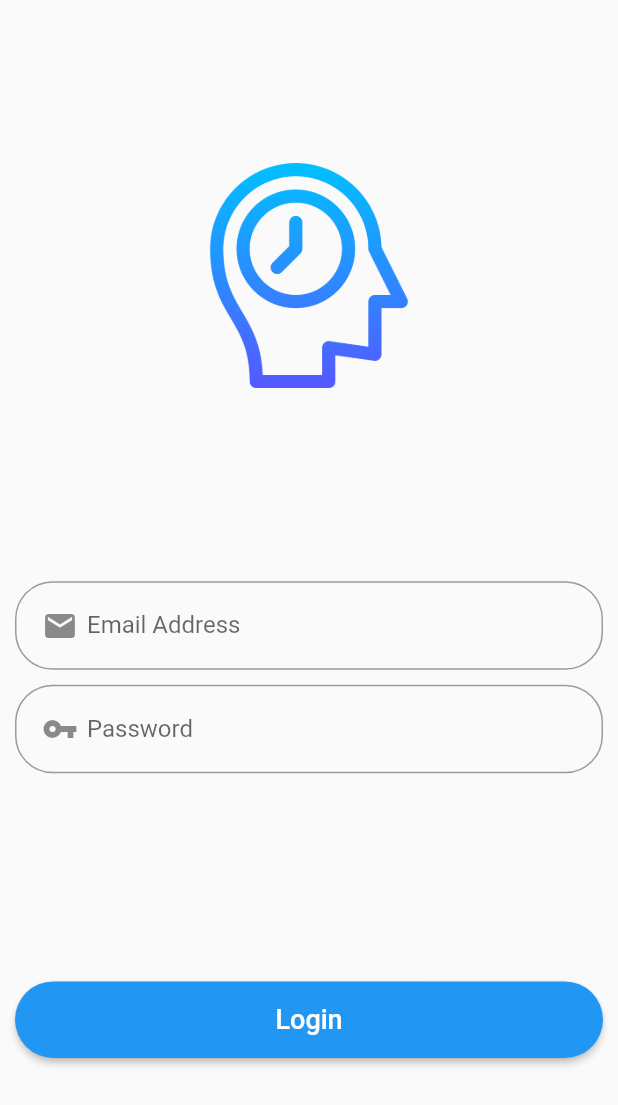
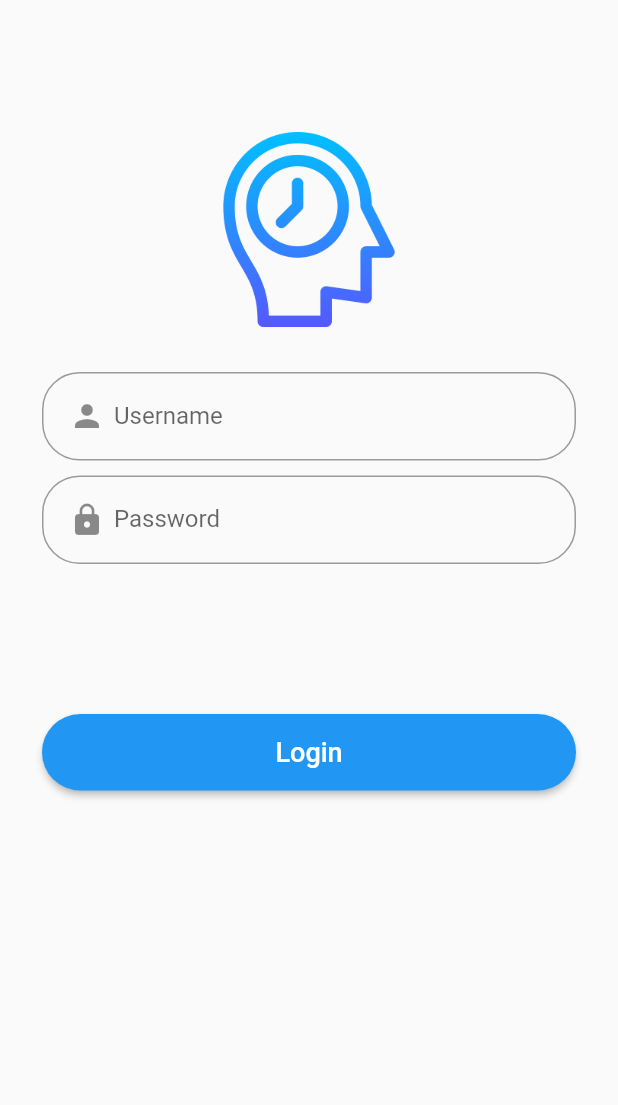
Before and after one commit to naamiicy/time-attendent, a Flutter app: the screen it shows after launch, on a phone screen of 412 x 824 dp. Shown: the top 1105 px of the screen. Run offline on Flutter 3.47's test engine with Material 2 defaults, Android fonts, the phone set to English and light mode, and no system bars; our stand-ins replace shared_preferences, table_calendar.

Commit message:
edit form login page

```diff
--- a/lib/login-page.dart
+++ b/lib/login-page.dart
@@ -9,70 +9,71 @@ class LoginPage extends StatefulWidget {
 
 class _LoginPageState extends State<LoginPage> {
   final _formKey = GlobalKey<FormState>();
-  String _email;
+  String _username;
   String _password;
 
   @override
   Widget build(BuildContext context) {
     return Scaffold(
-      body: Container(
-        child: Form(
+      body: ListView(
+        padding: EdgeInsets.all(8),
+        children: <Widget>[
+          Padding(
+            padding: EdgeInsets.fromLTRB(10.0, 80.0, 10.0, 20.0),
+            child: Container(
+              child: Center(
+                child: Image.asset(
+                  'assets/icons/brain2.png',
+                  height: 130.0,
+                ),
+              ),
+            ),
+          ),
+          Form(
             key: _formKey,
-          child: Column(
-            mainAxisAlignment: MainAxisAlignment.spaceEvenly,
-            children: <Widget>[
-              Image.asset(
-                'assets/icons/brain2.png',
-                height: 150.0,
+            child: Column(children: <Widget>[
+              Padding(
+                padding: EdgeInsets.fromLTRB(20.0, 10.0, 20.0, 0),
+                child: TextFormField(
+                  keyboardType: TextInputType.emailAddress,
+                  decoration: InputDecoration(
+                      labelText: "Username",
+                      prefixIcon: Padding(
+                        padding: EdgeInsetsDirectional.only(start: 12.0),
+                        child: Icon(Icons.person),
+                      ),
+                      fillColor: Colors.white,
+                      border: OutlineInputBorder(
+                          borderRadius: BorderRadius.circular(25.0))),
+                  onSaved: (value) => _username = value,
+                ),
               ),
               Padding(
-                padding: EdgeInsets.fromLTRB(10.0, 20.0, 10.0, 20.0),
-                child: Column(
-                  children: <Widget>[
-                    TextFormField(
-                      keyboardType: TextInputType.emailAddress,
-                      decoration: InputDecoration(
-                        labelText: "Email Address",
-                        prefixIcon: Padding(
-                            padding: EdgeInsetsDirectional.only(start: 12.0),
-                            child: Icon(Icons.email)),
-                        fillColor: Colors.white,
-                        border: OutlineInputBorder(
-                            borderRadius: BorderRadius.circular(25.0)),
-                      ),
-                      onSaved: (value) => _email = value,
-                    ),
-                    SizedBox(
-                      height: 10.0,
-                    ),
-                    TextFormField(
+                padding: EdgeInsets.fromLTRB(20.0, 10.0, 20.0, 0),
+                child: TextFormField(
                   keyboardType: TextInputType.text,
                   obscureText: true,
                   decoration: InputDecoration(
                       labelText: "Password",
                       prefixIcon: Padding(
                         padding: EdgeInsetsDirectional.only(start: 12.0),
-                            child: Icon(Icons.vpn_key)),
+                        child: Icon(Icons.lock),
+                      ),
                       fillColor: Colors.white,
                       border: OutlineInputBorder(
-                            borderRadius: BorderRadius.circular(25.0)),
-                      ),
+                          borderRadius: BorderRadius.circular(25.0))),
                   onSaved: (value) => _password = value,
-                    ),
-                  ],
                 ),
               ),
               Padding(
-                padding: EdgeInsets.all(10.0),
-                child: Column(
-                  children: <Widget>[
-                    _signinButton(),
-                  ],
+                padding: EdgeInsets.fromLTRB(20.0, 100.0, 20.0, 50.0),
+                child: Center(
+                  child: _signinButton(),
                 ),
+              ),
+            ]),
           )
         ],
-          ),
-        ),
       ),
     );
   }
@@ -97,7 +98,7 @@ class _LoginPageState extends State<LoginPage> {
   }
 
   void routeToCalendarPage(context) {
-    print('check ---> $_email : $_password');
+    print('check ---> $_username : $_password');
     Navigator.push(
         context, MaterialPageRoute(builder: (context) => CalendarPage()));
   }
```
Also changed, not shown: lib/calendar-page.dart (+133 -81 lines). Lines whose indentation alone changed are shown as unchanged.
